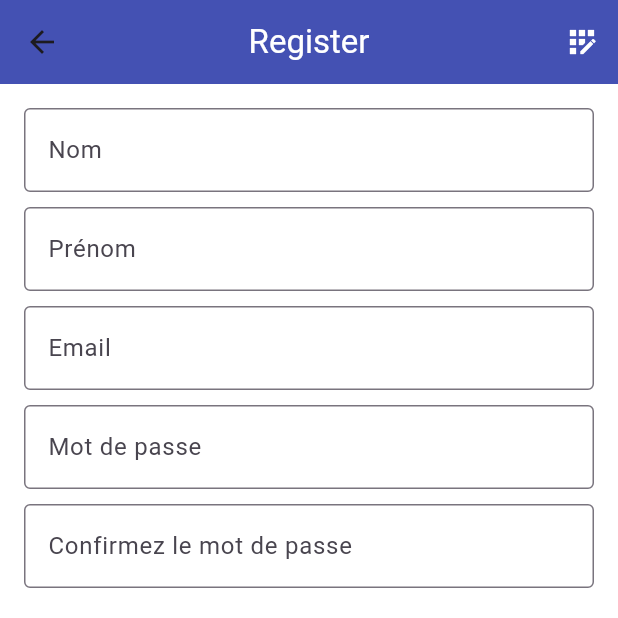
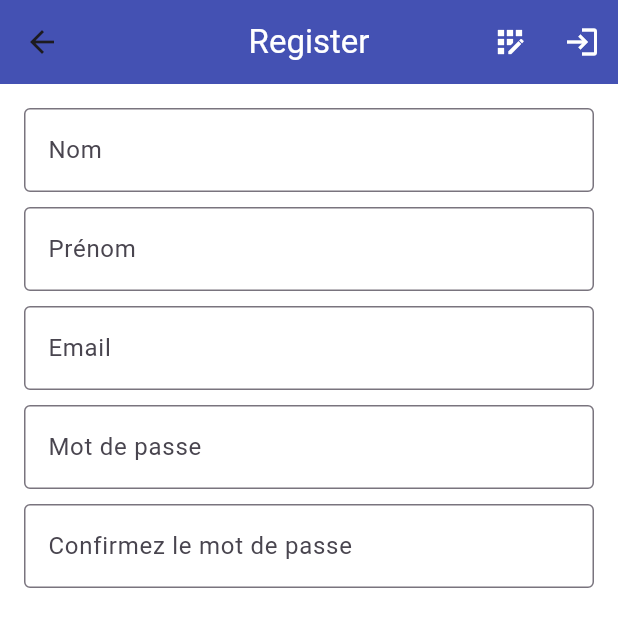
Before and after one commit to BenoitFardoux/cljrs, a Flutter app: the screen it shows after launch, after a tap on the "app registration" icon, on a phone screen of 412 x 824 dp, the top half of it. Run offline on Flutter 3.47's test engine with Material 3 defaults, Android fonts, the phone set to English and light mode, and no system bars; our stand-ins replace flutter_secure_storage.

Commit message:
feat(lloign) : ajout de la connexion

```diff
--- a/lib/main.dart
+++ b/lib/main.dart
@@ -1,9 +1,13 @@
 import 'package:flutter/material.dart';
+import 'package:flutter_application_5/providers/auth_provider.dart';
+import 'package:flutter_application_5/screens/login_screen.dart';
 import 'package:flutter_application_5/screens/register_screen.dart';
 import 'package:flutter_application_5/screens/home_screen.dart';
 import 'package:flutter_application_5/screens/user_detail.dart';
+import 'package:provider/provider.dart';
 void main() {
-  runApp(const MainApp());
+  runApp(ChangeNotifierProvider(
+      create: (context) => AuthProvider(),child:  const MainApp()));
 }
 class MainApp extends StatelessWidget {
   const MainApp({super.key});
@@ -22,6 +26,7 @@ class MainApp extends StatelessWidget {
         '/': (context) => const HomeScreen(),
         '/userDetail': (context) => const UserDetail(),
         '/register': (context) => const RegisterScreen(),
+        '/login' : (context) => LoginScreen()
       },
     );
   }
--- a/lib/model/mesage.dart
+++ b/lib/model/mesage.dart
@@ -33,8 +33,6 @@ class Message {
   }
 
   set expediteur(User value) {
-    if (value != null) {
-      _expediteur = value;
+    _expediteur = value;
     }
-  }
 }
--- /dev/null
+++ b/lib/providers/auth_provider.dart
@@ -0,0 +1,13 @@
+import 'package:flutter/material.dart';
+class AuthProvider with ChangeNotifier {
+  bool _isLoggedIn = false;
+  bool get isLoggedIn => _isLoggedIn;
+  void login() {
+    _isLoggedIn = true;
+    notifyListeners();
+  }
+  void logout() {
+    _isLoggedIn = false;
+    notifyListeners();
+  }
+}
--- a/lib/screens/home_screen.dart
+++ b/lib/screens/home_screen.dart
@@ -14,7 +14,7 @@ class _HomeScreen extends State<HomeScreen> {
   }
 @override
 Widget build(BuildContext context) {
-  return const MyScaffold(
+  return MyScaffold(
     name: 'Home',
     body: Center(),
   );
--- a/lib/widget/myscaffold.dart
+++ b/lib/widget/myscaffold.dart
@@ -1,23 +1,26 @@
 import 'package:flutter/material.dart';
+import 'package:provider/provider.dart';
+import '../providers/auth_provider.dart';
 class MyScaffold extends StatelessWidget {
   final Widget body;
   final String name;
   final List<Widget> actions;
-  const MyScaffold(
-  {Key? key,required this.body,
+  final AuthProvider authProvider = AuthProvider();
+
+  MyScaffold(
+  {super.key,required this.body,
     required this.name,
-    this.actions = const []})
-      : super(key: key);
+    this.actions = const []});
   @override
   Widget build(BuildContext context) {
     return Scaffold(
       appBar: AppBar(
-        title: Text(this.name, style: TextStyle(color: Colors.white)),
+        title: Text(name, style: const TextStyle(color: Colors.white)),
         elevation: 10.0,
         centerTitle: true,
         actions: <Widget>[
           IconButton(
-            icon: Icon(Icons.app_registration, color: Colors.white),
+            icon: const Icon(Icons.app_registration, color: Colors.white),
             onPressed: () {
               Navigator.pushNamed(
                 context,
@@ -25,13 +28,32 @@ class MyScaffold extends StatelessWidget {
               );
             },
           ),
+          IconButton(
+            icon: Icon(authProvider.isLoggedIn ? Icons.logout : Icons.login, color: Colors.white),
+            onPressed: () {
+              if (authProvider.isLoggedIn) {
+                authProvider.logout();
+                Navigator.pushNamedAndRemoveUntil(
+                  context,
+                  '/login',
+                      (Route<dynamic> route) => false,
+                );
+              } else {
+                Navigator.pushNamed(
+                  context,
+                  '/login',
+                );
+              }
+            },
+          ),
         ],
       ),
       backgroundColor: const Color.fromRGBO(255, 255, 255, 1),
       body: body,
-      floatingActionButton: FloatingActionButton(
+      floatingActionButton: const FloatingActionButton(
         onPressed: null,
-        child: const Icon(Icons.add),
+        child: Icon(Icons.add),
       ),
     );
-  }}
+  }
+}
--- a/pubspec.yaml
+++ b/pubspec.yaml
@@ -36,6 +36,8 @@ dependencies:
   # Use with the CupertinoIcons class for iOS style icons.
   cupertino_icons: ^1.0.6
   http: ^1.2.1
+  flutter_secure_storage: ^9.2.1
+  provider: ^6.1.2
 
 dev_dependencies:
   flutter_test:
```
Also changed, not shown: lib/api/user.dart (+28 -5 lines), lib/screens/login_screen.dart (added, +22 -0 lines), lib/utils/secure_storage.dart (added, +22 -0 lines), lib/widget/login_form.dart (added, +111 -0 lines), pubspec.lock, 5 other files.
